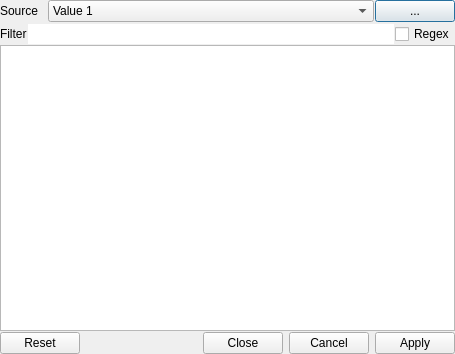
Old version of the form enmapbox/coreapps/metadataeditorV2/metadataeditor.ui in the repository jakimowb/enmapbox_testmigration2.
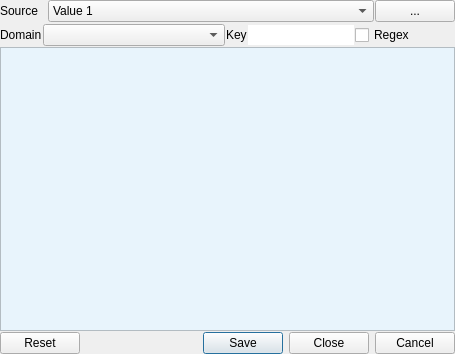
New version of the form. Icons and pictures are not drawn.

Commit message: added metadatakeys.py (Metadata accessors) metadataeditor.py several improvements. (WIP)

The edit to the form file:
```diff
--- a/enmapbox/coreapps/metadataeditorV2/metadataeditor.ui
+++ b/enmapbox/coreapps/metadataeditorV2/metadataeditor.ui
@@ -98,10 +98,27 @@
      <property name="bottomMargin">
       <number>0</number>
      </property>
+     <item>
+      <widget class="QLabel" name="labelFilter_2">
+       <property name="text">
+        <string>Domain</string>
+       </property>
+      </widget>
+     </item>
+     <item>
+      <widget class="QComboBox" name="cbDomainFilter">
+       <property name="sizePolicy">
+        <sizepolicy hsizetype="Preferred" vsizetype="Fixed">
+         <horstretch>2</horstretch>
+         <verstretch>0</verstretch>
+        </sizepolicy>
+       </property>
+      </widget>
+     </item>
      <item>
       <widget class="QLabel" name="labelFilter">
        <property name="text">
-        <string>Filter</string>
+        <string>Key</string>
        </property>
       </widget>
      </item>
@@ -119,15 +136,57 @@
        </property>
       </widget>
      </item>
+     <item>
+      <spacer name="horizontalSpacer">
+       <property name="orientation">
+        <enum>Qt::Horizontal</enum>
+       </property>
+       <property name="sizeHint" stdset="0">
+        <size>
+         <width>40</width>
+         <height>20</height>
+        </size>
+       </property>
+      </spacer>
+     </item>
     </layout>
    </item>
    <item>
-    <widget class="QTreeView" name="treeView"/>
+    <widget class="QTreeView" name="treeView">
+     <property name="styleSheet">
+      <string notr="true">QTreeView {
+    alternate-background-color: #f6fafb;
+    background: #e8f4fc;
+}
+QTreeView::item:open {
+    background-color: #c5ebfb;
+    color: blue;
+}
+QTreeView::item:selected {
+    background-color: #1d3dec;
+    color: white;
+}
+/*
+QTreeView::branch {
+    background-color: white;
+}
+QTreeView::branch:open {
+    image: url(branch-open.png);
+}
+QTreeView::branch:closed:has-children {
+    image: url(branch-closed.png);
+}
+*/</string>
+     </property>
+     <property name="alternatingRowColors">
+      <bool>true</bool>
+     </property>
+    </widget>
    </item>
    <item>
     <widget class="QDialogButtonBox" name="buttonBox">
      <property name="standardButtons">
-      <set>QDialogButtonBox::Apply|QDialogButtonBox::Cancel|QDialogButtonBox::Close|QDialogButtonBox::Reset</set>
+      <set>QDialogButtonBox::Cancel|QDialogButtonBox::Close|QDialogButtonBox::Reset|QDialogButtonBox::Save</set>
      </property>
     </widget>
    </item>
```
Left out of the diff: 4 changed lines with no effect on the pictures. The commit also changes 2 other files.
